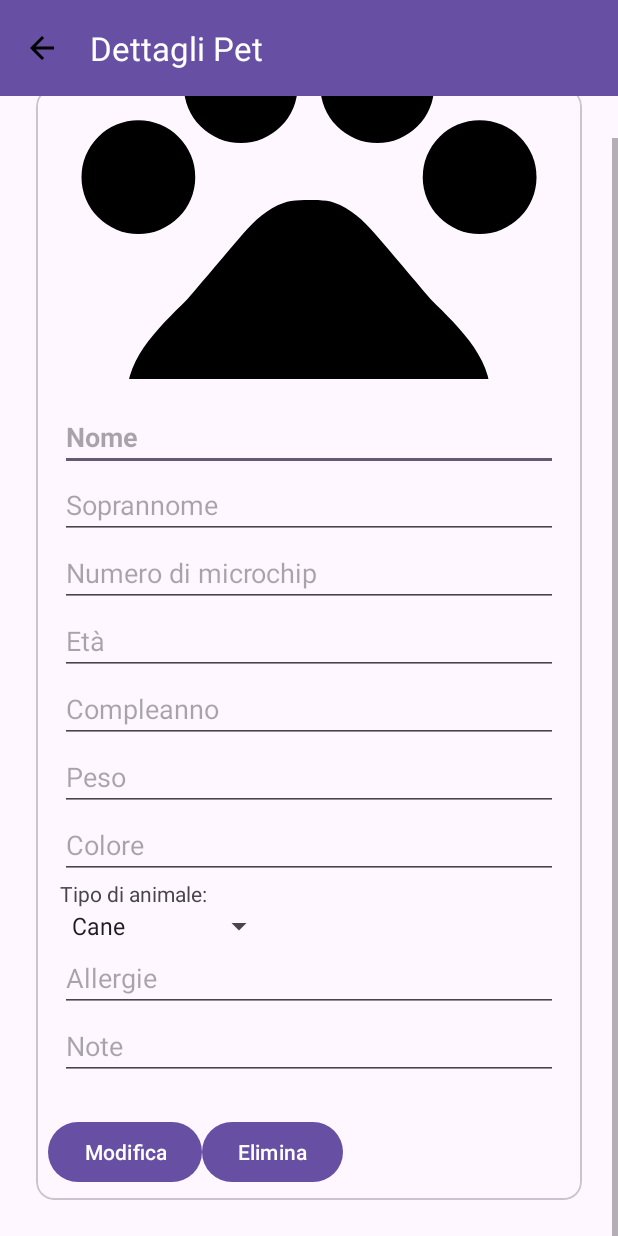
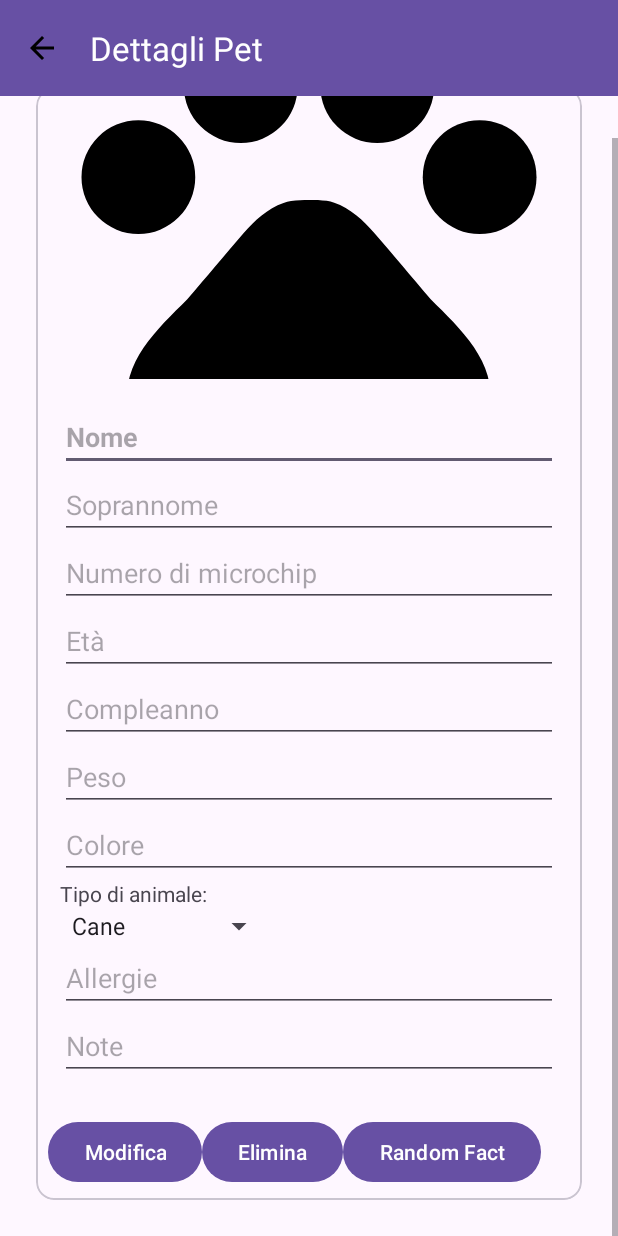
Before and after one commit to amazzeo11/PetSphere, an Android app: the ViewPetActivity screen opened directly, with no data from a screen before it, scrolled down 29 dp, on a phone screen of 412 x 824 dp. Run offline under Robolectric (Android 15) with nearby library versions, the phone set to English and light mode, and no system bars; 5 statements that could not run were skipped.

Commit message:
implementata API Dog Facts, con visualizzazione snackbar da cambiare

```diff
--- a/app/app/build.gradle.kts
+++ b/app/app/build.gradle.kts
@@ -53,7 +53,11 @@ dependencies {
     implementation(libs.legacy.support.v4)
     implementation(libs.recyclerview)
     implementation(libs.room.common)
-
+    //API random facts
+    implementation (libs.retrofit.v290)
+    implementation (libs.converter.gson)
+    implementation (libs.lifecycle.viewmodel)
+    implementation (libs.lifecycle.livedata)
     testImplementation(libs.junit)
     androidTestImplementation(libs.ext.junit)
     androidTestImplementation(libs.espresso.core)
--- a/app/app/src/main/AndroidManifest.xml
+++ b/app/app/src/main/AndroidManifest.xml
@@ -1,7 +1,8 @@
 <?xml version="1.0" encoding="utf-8"?>
 <manifest xmlns:android="http://schemas.android.com/apk/res/android"
     xmlns:tools="http://schemas.android.com/tools" >
-
+    <uses-permission android:name="android.permission.INTERNET" />
+    <uses-permission android:name="android.permission.ACCESS_NETWORK_STATE" />
     <application
         android:allowBackup="true"
         android:dataExtractionRules="@xml/data_extraction_rules"
--- a/app/app/src/main/java/com/unimib/petsphere/ui/pet/ViewPetActivity.java
+++ b/app/app/src/main/java/com/unimib/petsphere/ui/pet/ViewPetActivity.java
@@ -23,10 +23,14 @@ import androidx.appcompat.app.AppCompatActivity;
 import androidx.appcompat.widget.Toolbar;
 import androidx.lifecycle.ViewModelProvider;
 
+import com.google.android.material.snackbar.Snackbar;
 import com.unimib.petsphere.R;
 import com.unimib.petsphere.data.model.PetModel;
+import com.unimib.petsphere.data.repository.DogFactRepository;
 import com.unimib.petsphere.data.repository.PetRepository;
 import com.unimib.petsphere.util.ServiceLocator;
+import com.unimib.petsphere.viewModel.DogFactViewModel;
+import com.unimib.petsphere.viewModel.DogFactViewModelFactory;
 import com.unimib.petsphere.viewModel.PetViewModel;
 import com.unimib.petsphere.viewModel.PetViewModelFactory;
 
@@ -41,7 +45,8 @@ public class ViewPetActivity extends AppCompatActivity {
     private Spinner tipo;
     private ImageView petImageView;
     private PetViewModel petViewModel;
-    private Button editPetButton, savePetButton, editImageButton, deletePetButton;
+    private DogFactViewModel dogFactViewModel;
+    private Button editPetButton, savePetButton, editImageButton, deletePetButton, factButton;
     private boolean isEditing = false;
     private PetModel pet;
     String petImagePath;
@@ -65,10 +70,17 @@ tipi=this.getApplication().getResources().getStringArray(R.array.tipi_animali);
                         this.getApplication(),
                         this.getApplication().getResources().getBoolean(R.bool.debug_mode)
                 );
+        DogFactRepository dogFactRepository =  ServiceLocator.getInstance().getDogFactRepository(
+                this.getApplication(),
+                this.getApplication().getResources().getBoolean(R.bool.debug_mode)
+        );
 
         petViewModel = new ViewModelProvider(
                 this,
                 new PetViewModelFactory(petRepository)).get(PetViewModel.class);
+        dogFactViewModel = new ViewModelProvider(
+                this,
+                new DogFactViewModelFactory(dogFactRepository)).get(DogFactViewModel.class);
 
         nome = findViewById(R.id.text_nome);
         soprannome = findViewById(R.id.text_soprannome);
@@ -86,6 +98,7 @@ tipi=this.getApplication().getResources().getStringArray(R.array.tipi_animali);
         savePetButton = findViewById(R.id.save_btn);
         deletePetButton = findViewById(R.id.delete_btn);
         editImageButton = findViewById(R.id.edit_image);
+        factButton = findViewById(R.id.fact_btn);
 
         pet = (PetModel) getIntent().getSerializableExtra("pet");
 
@@ -123,6 +136,16 @@ tipi=this.getApplication().getResources().getStringArray(R.array.tipi_animali);
         });
 
         editImageButton.setOnClickListener(v -> openImageChooser());
+
+        factButton.setOnClickListener(view -> {
+            if(pet.getAnimal_type().equals("Cane")){
+            dogFactViewModel.refreshFact();
+            dogFactViewModel.getDogFact().observe(this, fact ->
+                    Snackbar.make(view, fact, Snackbar.LENGTH_LONG).show()
+            );
+            }
+        });
+
     }
 
         private void populateFields() {
--- a/app/app/src/main/java/com/unimib/petsphere/util/ServiceLocator.java
+++ b/app/app/src/main/java/com/unimib/petsphere/util/ServiceLocator.java
@@ -7,6 +7,7 @@ import android.app.Application;
 import com.unimib.petsphere.data.BasePetDataSource;
 import com.unimib.petsphere.data.PetDataSource;
 import com.unimib.petsphere.data.database.PetRoomDatabase;
+import com.unimib.petsphere.data.repository.DogFactRepository;
 import com.unimib.petsphere.data.repository.PetRepository;
 
 import okhttp3.OkHttpClient;
@@ -57,4 +58,7 @@ public class ServiceLocator {
     }
 
 
+    public DogFactRepository getDogFactRepository(Application application, boolean debugMode) {
+        return new DogFactRepository();
+    }
 }
--- /dev/null
+++ b/app/app/src/main/java/com/unimib/petsphere/viewModel/DogFactViewModel.java
@@ -0,0 +1,24 @@
+package com.unimib.petsphere.viewModel;
+
+import androidx.lifecycle.LiveData;
+import androidx.lifecycle.ViewModel;
+
+import com.unimib.petsphere.data.repository.DogFactRepository;
+
+public class DogFactViewModel extends ViewModel {
+    private final DogFactRepository repository;
+    private LiveData<String> dogFact;
+
+    public DogFactViewModel(DogFactRepository repository) {
+        this.repository = repository;
+        dogFact = repository.getRandomDogFact();
+    }
+
+    public LiveData<String> getDogFact() {
+        return dogFact;
+    }
+
+    public void refreshFact() {
+        dogFact = repository.getRandomDogFact();
+    }
+}
--- /dev/null
+++ b/app/app/src/main/java/com/unimib/petsphere/viewModel/DogFactViewModelFactory.java
@@ -0,0 +1,24 @@
+package com.unimib.petsphere.viewModel;
+
+import androidx.annotation.NonNull;
+import androidx.lifecycle.ViewModel;
+import androidx.lifecycle.ViewModelProvider;
+
+
+import com.unimib.petsphere.data.repository.DogFactRepository;
+
+
+public class DogFactViewModelFactory implements ViewModelProvider.Factory {
+
+    private final DogFactRepository dogFactRepository;
+
+    public DogFactViewModelFactory(DogFactRepository dogFactRepository) {
+        this.dogFactRepository = dogFactRepository;
+    }
+
+    @NonNull
+    @Override
+    public <T extends ViewModel> T create(@NonNull Class<T> modelClass) {
+        return (T) new DogFactViewModel(dogFactRepository);
+    }
+}
--- a/app/app/src/main/res/layout/card_pet.xml
+++ b/app/app/src/main/res/layout/card_pet.xml
@@ -130,7 +130,13 @@
                 android:id="@+id/delete_btn"
                 android:layout_width="wrap_content"
                 android:layout_height="wrap_content"
-                android:text="Elimina" />
+                android:text="Elimina"/>
+
+            <com.google.android.material.button.MaterialButton
+                android:id="@+id/fact_btn"
+                android:layout_width="wrap_content"
+                android:layout_height="wrap_content"
+                android:text="@string/random_fact" />
         </LinearLayout>
 
 
--- a/app/app/src/main/res/values/strings.xml
+++ b/app/app/src/main/res/values/strings.xml
@@ -58,4 +58,5 @@
     <string name="hello_blank_fragment">Hello blank fragment</string>
     <string name="elimina">Elimina</string>
     <string name="modifica">Modifica</string>
+    <string name="random_fact">Random Fact</string>
 </resources>
--- a/app/gradle/libs.versions.toml
+++ b/app/gradle/libs.versions.toml
@@ -16,15 +16,19 @@ navigationFragment = "2.8.5"
 navigationUi = "2.8.5"
 legacySupportV4 = "1.0.0"
 recyclerview = "1.4.0"
+retrofitVersion = "2.9.0"
 roomRuntime = "2.6.1"
 roomCommon = "2.6.1"
 
 [libraries]
 commons-validator = { module = "commons-validator:commons-validator", version.ref = "commonsValidator" }
+converter-gson = { module = "com.squareup.retrofit2:converter-gson", version.ref = "retrofitVersion" }
 junit = { group = "junit", name = "junit", version.ref = "junit" }
 ext-junit = { group = "androidx.test.ext", name = "junit", version.ref = "junitVersion" }
 espresso-core = { group = "androidx.test.espresso", name = "espresso-core", version.ref = "espressoCore" }
 appcompat = { group = "androidx.appcompat", name = "appcompat", version.ref = "appcompat" }
+lifecycle-livedata = { module = "androidx.lifecycle:lifecycle-livedata", version.ref = "lifecycleLivedataKtx" }
+lifecycle-viewmodel = { module = "androidx.lifecycle:lifecycle-viewmodel", version.ref = "lifecycleLivedataKtx" }
 material = { group = "com.google.android.material", name = "material", version.ref = "material" }
 activity = { group = "androidx.activity", name = "activity", version.ref = "activity" }
 constraintlayout = { group = "androidx.constraintlayout", name = "constraintlayout", version.ref = "constraintlayout" }
@@ -36,6 +40,7 @@ navigation-fragment = { group = "androidx.navigation", name = "navigation-fragme
 navigation-ui = { group = "androidx.navigation", name = "navigation-ui", version.ref = "navigationUi" }
 legacy-support-v4 = { group = "androidx.legacy", name = "legacy-support-v4", version.ref = "legacySupportV4" }
 recyclerview = { group = "androidx.recyclerview", name = "recyclerview", version.ref = "recyclerview" }
+retrofit-v290 = { module = "com.squareup.retrofit2:retrofit", version.ref = "retrofitVersion" }
 room-compiler = { module = "androidx.room:room-compiler", version.ref = "roomRuntime" }
 room-runtime = { module = "androidx.room:room-runtime", version.ref = "roomRuntime" }
 room-common = { group = "androidx.room", name = "room-common", version.ref = "roomCommon" }
```
Also changed, not shown: app/app/src/main/java/com/unimib/petsphere/data/model/DogFact.java (added, +15 -0 lines), app/app/src/main/java/com/unimib/petsphere/data/repository/DogFactRepository.java (added, +46 -0 lines), app/app/src/main/java/com/unimib/petsphere/service/ApiService.java (added, +13 -0 lines).
